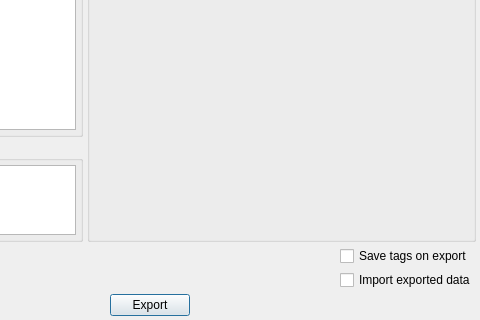
This is Modules/Scripted/DICOMLib/Widgets/Resources/UI/qSlicerDICOMExportDialog.ui in Slicer/SlicerGitSVNArchive as Qt 5 draws it before an edit; both pictures show x 180 to 660 and y 160 to 480 of the 660 by 480 pixel window. The edited form follows.
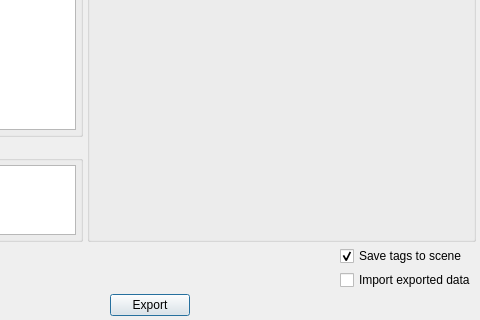
This is the edited form. Custom widgets are drawn as their Qt base class.

```diff
--- a/Modules/Scripted/DICOMLib/Widgets/Resources/UI/qSlicerDICOMExportDialog.ui
+++ b/Modules/Scripted/DICOMLib/Widgets/Resources/UI/qSlicerDICOMExportDialog.ui
@@ -321,7 +321,10 @@
         <string>If checked, the manually edited tags will be saved back to the subject hierarhcy items too</string>
        </property>
        <property name="text">
-        <string>Save tags on export</string>
+        <string>Save tags to scene</string>
+       </property>
+       <property name="checked">
+        <bool>true</bool>
        </property>
       </widget>
      </item>
```
Left out of the diff: 3 changed lines with no effect on the pictures.
